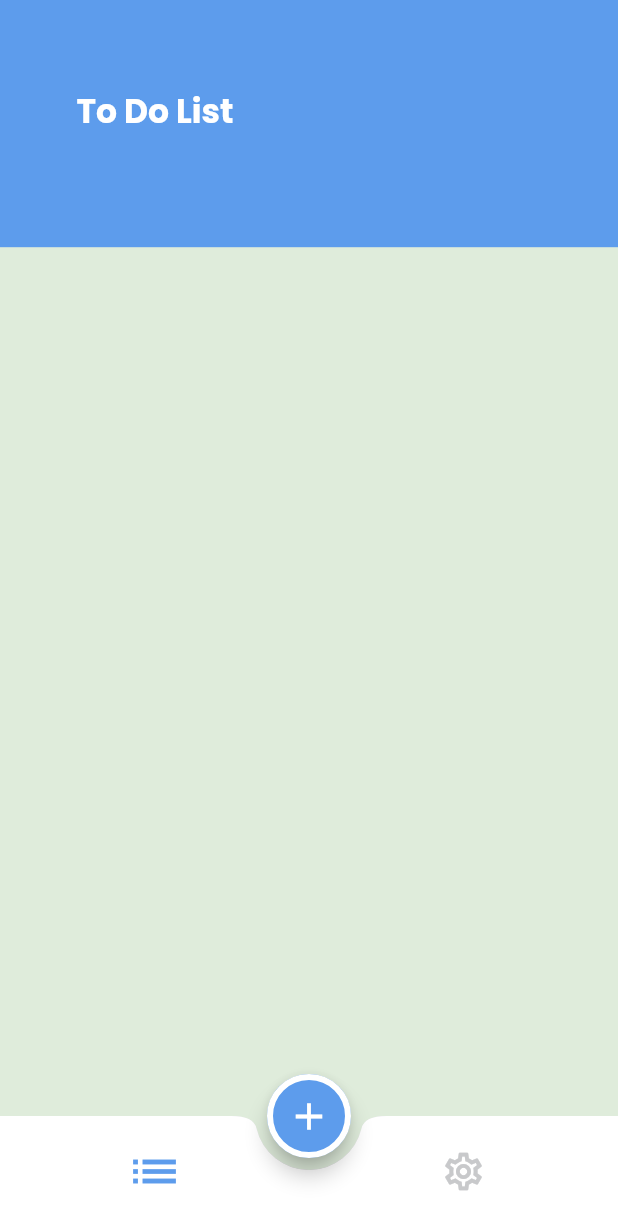
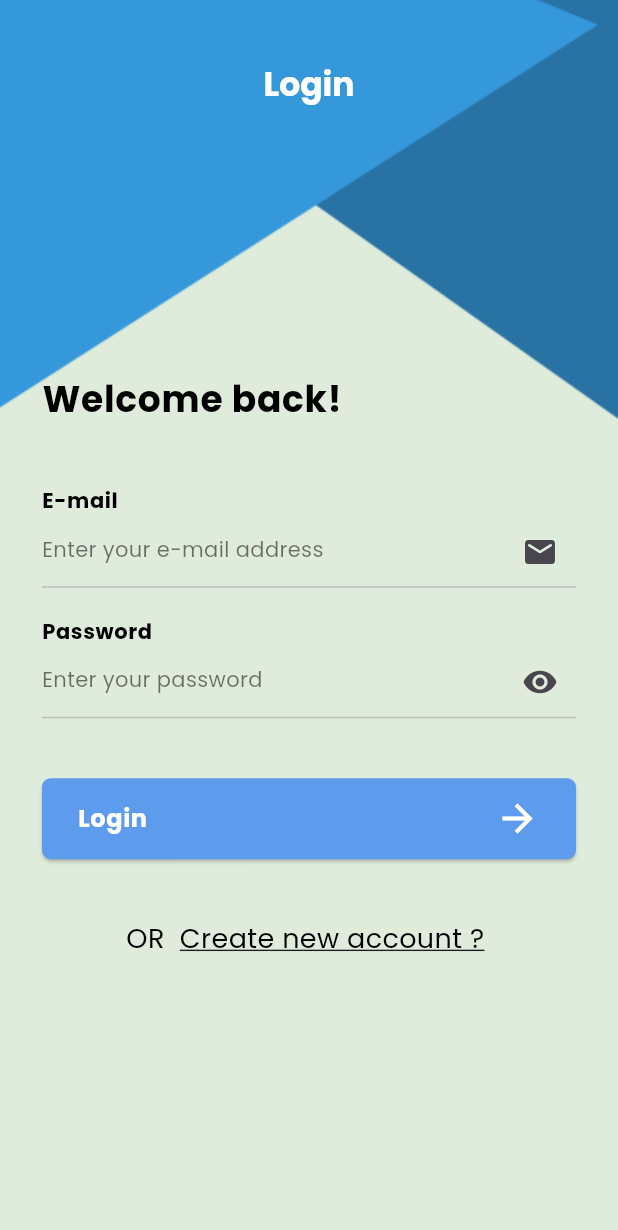
Before and after one commit to MaiBomadian/TODO-App, a Flutter app: the screen it shows after launch, on a phone screen of 412 x 824 dp. Shown: the top 1230 px of the screen. Run offline on Flutter 3.47's test engine with Material 3 defaults, Android fonts, the phone set to English and light mode, and no system bars; our stand-ins replace animated_custom_dropdown; generated files the repository leaves out were written again.

Commit message:
Finish Login screen Finish Registration

```diff
--- a/lib/config/constants/application_theme_manager.dart
+++ b/lib/core/config/constants/application_theme_manager.dart
@@ -3,6 +3,13 @@ import 'package:flutter/material.dart';
 class ApplicationThemeManager {
   static Color primaryColor = const Color(0xff5D9CEC);
   static ThemeData lightTheme = ThemeData(
+    appBarTheme: const AppBarTheme(
+      backgroundColor: Colors.transparent,
+      elevation: 0,
+      iconTheme: IconThemeData(
+        color: Colors.white,
+      ),
+    ),
     primaryColor: primaryColor,
     floatingActionButtonTheme: FloatingActionButtonThemeData(
       backgroundColor: primaryColor,
@@ -69,6 +76,13 @@ class ApplicationThemeManager {
   static ThemeData darkTheme = ThemeData(
     primaryColor: primaryColor,
     scaffoldBackgroundColor: const Color(0xff060E1E),
+    appBarTheme: const AppBarTheme(
+      backgroundColor: Colors.transparent,
+      elevation: 0,
+      iconTheme: IconThemeData(
+        color: Color(0xff060E1E),
+      ),
+    ),
     floatingActionButtonTheme: FloatingActionButtonThemeData(
       backgroundColor: primaryColor,
       iconSize: 30,
--- /dev/null
+++ b/lib/core/widgets/text_form_field.dart
@@ -0,0 +1,139 @@
+import 'package:flutter/material.dart';
+import 'package:flutter/services.dart';
+import 'package:provider/provider.dart';
+
+import '../config/constants/settings_provider.dart';
+
+class CustomTextFormField extends StatefulWidget {
+  final TextEditingController? controller;
+  final bool? isPassword;
+  final String? hintText;
+  final bool? enabled;
+  final int? maxLines, minLines, maxLength;
+  final String? obscuringCharacter, initValue;
+  final String? Function(String?)? onValidate;
+  final void Function(String?)? onChanged, onFieldSubmitted, onSaved;
+  final void Function()? onEditingComplete, onTap;
+  final TextInputType? keyboardType;
+  final List<TextInputFormatter>? inputFormatters;
+  final Widget? suffixWidget, prefixIcon;
+  final IconData? icon;
+  final TextInputAction? action;
+  final FocusNode? focusNode;
+  final Color? hintColor;
+
+  const CustomTextFormField({
+    super.key,
+    this.controller,
+    this.isPassword,
+    this.hintText,
+    this.enabled,
+    this.obscuringCharacter,
+    this.initValue,
+    this.onValidate,
+    this.onChanged,
+    this.onFieldSubmitted,
+    this.onEditingComplete,
+    this.onSaved,
+    this.onTap,
+    this.maxLines,
+    this.minLines,
+    this.maxLength,
+    this.keyboardType,
+    this.inputFormatters,
+    this.suffixWidget,
+    this.icon,
+    this.prefixIcon,
+    this.action,
+    this.focusNode,
+    this.hintColor,
+  });
+
+  @override
+  State<CustomTextFormField> createState() => _CustomTextFormFieldState();
+}
+
+class _CustomTextFormFieldState extends State<CustomTextFormField> {
+  bool obscureText = true;
+
+  @override
+  Widget build(BuildContext context) {
+    var theme = Theme.of(context);
+    var vm = Provider.of<SettingsProvider>(context);
+
+    return TextFormField(
+      controller: widget.controller,
+      initialValue: widget.initValue,
+      validator: widget.onValidate,
+      onChanged: widget.onChanged,
+      onEditingComplete: widget.onEditingComplete,
+      onFieldSubmitted: widget.onFieldSubmitted,
+      onSaved: widget.onSaved,
+      onTap: widget.onTap,
+      maxLines: widget.maxLines,
+      minLines: widget.minLines,
+      maxLength: widget.maxLength,
+      obscureText: widget.isPassword ?? false ? obscureText : false,
+      obscuringCharacter: '*',
+      keyboardType: widget.keyboardType,
+      inputFormatters: widget.inputFormatters,
+      enabled: widget.enabled,
+      style: theme.textTheme.bodyMedium?.copyWith(fontWeight: FontWeight.w400),
+      autovalidateMode: AutovalidateMode.onUserInteraction,
+      textInputAction: widget.action ?? TextInputAction.done,
+      focusNode: widget.focusNode,
+      decoration: InputDecoration(
+        suffixIcon: widget.isPassword ?? false
+            ? InkWell(
+                onTap: () {
+                  setState(() {
+
+                    obscureText = !obscureText;
+                  });
+                },
+                child: Icon(
+                  obscureText ? Icons.visibility : Icons.visibility_off,
+                  // color: Colors.grey,
+                ),
+              )
+            : widget.suffixWidget,
+        prefixIcon: widget.prefixIcon,
+        hintText: widget.hintText,
+        hintStyle: TextStyle(fontSize: 14, color: widget.hintColor),
+        counterText: "",
+        border: const UnderlineInputBorder(),
+        // suffix: isPass widget.suffixWidget,
+        // contentPadding: const EdgeInsets.only(top: 5,left: 5, right: 5),
+        disabledBorder: UnderlineInputBorder(
+          borderSide: BorderSide(
+            color: Colors.grey.shade200,
+            width: 1,
+          ),
+        ),
+        focusedBorder: UnderlineInputBorder(
+          // borderRadius: BorderRadius.circular(10),
+          borderSide: BorderSide(
+            color: theme.primaryColor,
+            width: 2.5,
+          ),
+        ),
+        enabledBorder: UnderlineInputBorder(
+          borderSide: BorderSide(
+            color: Colors.grey.shade400,
+            width: 1,
+          ),
+        ),
+        errorStyle: const TextStyle(
+            color: Colors.deepOrangeAccent, fontWeight: FontWeight.w400),
+        errorMaxLines: 6,
+        errorBorder: const UnderlineInputBorder(
+          // borderRadius: BorderRadius.circular(10),
+          borderSide:  BorderSide(
+            color: Colors.deepOrangeAccent,
+            width: 1,
+          ),
+        ),
+      ),
+    );
+  }
+}
--- a/lib/features/layout_view.dart
+++ b/lib/features/layout_view.dart
@@ -1,6 +1,6 @@
 import 'package:flutter/material.dart';
 import 'package:provider/provider.dart';
-import 'package:todo_app/config/constants/settings_provider.dart';
+import 'package:todo_app/core/config/constants/settings_provider.dart';
 
 class LayoutView extends StatelessWidget {
   const LayoutView({Key? key}) : super(key: key);
--- /dev/null
+++ b/lib/features/login/pages/login_view.dart
@@ -0,0 +1,162 @@
+import 'package:flutter/material.dart';
+import 'package:provider/provider.dart';
+import 'package:todo_app/features/register/register_view.dart';
+
+import '../../../core/config/constants/settings_provider.dart';
+import '../../../core/widgets/text_form_field.dart';
+
+class LoginView extends StatelessWidget {
+  LoginView({Key? key}) : super(key: key);
+  static const String routeName = 'LoginScreen';
+
+  var formKey = GlobalKey<FormState>();
+  var emailController = TextEditingController();
+  var passwordController = TextEditingController();
+
+  @override
+  Widget build(BuildContext context) {
+    var mediaQuery = MediaQuery.of(context).size;
+    var theme = Theme.of(context);
+    var vm = Provider.of<SettingsProvider>(context);
+    return Container(
+      padding: const EdgeInsets.only(top: 28),
+      decoration: BoxDecoration(
+        color: vm.isDark() ? const Color(0xff060E1E) : const Color(0xffDFECDB),
+        image: const DecorationImage(
+          image: AssetImage(
+            'assets/images/login_background.png',
+          ),
+          fit: BoxFit.cover,
+        ),
+      ),
+      child: Scaffold(
+        backgroundColor: Colors.transparent,
+        appBar: AppBar(
+          title: Text(
+            'Login',
+            style: theme.textTheme.titleLarge,
+          ),
+          centerTitle: true,
+        ),
+        body: SingleChildScrollView(
+          child: Padding(
+            padding: const EdgeInsets.symmetric(horizontal: 28.0),
+            child: Form(
+              key: formKey,
+              child: Column(
+                crossAxisAlignment: CrossAxisAlignment.start,
+                children: [
+                  SizedBox(
+                    height: mediaQuery.height * .2,
+                  ),
+                  Text(
+                    'Welcome back!',
+                    style: theme.textTheme.bodyLarge?.copyWith(
+                      fontWeight: FontWeight.bold,
+                      fontSize: 24,
+                    ),
+                  ),
+                  const SizedBox(
+                    height: 40,
+                  ),
+                  Text(
+                    'E-mail',
+                    style: theme.textTheme.bodySmall,
+                  ),
+                  CustomTextFormField(
+                    controller: emailController,
+                    onValidate: (value) {
+                      if (value == null || value.trim().isEmpty) {
+                        return "you must enter your e-mail address";
+                      }
+
+                      return null;
+                    },
+                    hintText: 'Enter your e-mail address',
+                    hintColor: vm.isDark()? Colors.grey.shade600 : Colors.black54,
+                    keyboardType: TextInputType.emailAddress,
+                    suffixWidget: const Icon(Icons.email_rounded),
+                  ),
+                  const SizedBox(
+                    height: 20,
+                  ),
+                  Text(
+                    'Password',
+                    style: theme.textTheme.bodySmall,
+                  ),
+                  CustomTextFormField(
+
+                    controller: passwordController,
+                    onValidate: (value) {
+                      if (value == null || value.trim().isEmpty) {
+                        return "you must enter your password !";
+                      }
+
+                      return null;
+                    },
+                    hintText: 'Enter your password',
+                    hintColor: vm.isDark()? Colors.grey.shade600 : Colors.black54,
+                    keyboardType: TextInputType.visiblePassword,
+                    maxLines: 1,
+                    isPassword: true,
+                  ),
+                  const SizedBox(
+                    height: 40,
+                  ),
+                  ElevatedButton(
+                    onPressed: () {
+                      if (formKey.currentState!.validate()) {}
+                    },
+                    style: ElevatedButton.styleFrom(
+                        padding: const EdgeInsets.symmetric(
+                            vertical: 12, horizontal: 24),
+                        backgroundColor: theme.primaryColor,
+                        shape: RoundedRectangleBorder(
+                          borderRadius: BorderRadius.circular(6),
+                        )),
+                    child: Row(
+                      mainAxisAlignment: MainAxisAlignment.spaceBetween,
+                      children: [
+                        Text(
+                          'Login',
+                          style: theme.textTheme.bodySmall?.copyWith(
+                            color: Colors.white,
+                            fontSize: 16,
+                          ),
+                        ),
+                        const Icon(
+                          Icons.arrow_forward_outlined,
+                          color: Colors.white,
+                          size: 30,
+                        ),
+                      ],
+                    ),
+                  ),
+                  const SizedBox(
+                    height: 40,
+                  ),
+                  Row(
+                    mainAxisAlignment: MainAxisAlignment.center,
+                    children: [
+                      const Text('OR  '),
+                      InkWell(
+                        onTap: () {
+                          Navigator.pushNamed(context, RegisterView.routeName);
+                        },
+                        child: const Text(
+                          'Create new account ? ',
+                          style:
+                              TextStyle(decoration: TextDecoration.underline),
+                        ),
+                      ),
+                    ],
+                  )
+                ],
+              ),
+            ),
+          ),
+        ),
+      ),
+    );
+  }
+}
--- a/lib/features/settings/pages/settings_view.dart
+++ b/lib/features/settings/pages/settings_view.dart
@@ -2,7 +2,7 @@ import 'package:animated_custom_dropdown/custom_dropdown.dart';
 import 'package:flutter/material.dart';
 import 'package:provider/provider.dart';
 
-import '../../../config/constants/settings_provider.dart';
+import '../../../core/config/constants/settings_provider.dart';
 import 'package:flutter_gen/gen_l10n/app_localizations.dart';
 
 class SettingsView extends StatelessWidget {
--- a/lib/features/splash/pages/splash_view.dart
+++ b/lib/features/splash/pages/splash_view.dart
@@ -2,8 +2,10 @@ import 'dart:async';
 
 import 'package:flutter/material.dart';
 import 'package:provider/provider.dart';
-import 'package:todo_app/config/constants/settings_provider.dart';
+import 'package:todo_app/core/config/constants/settings_provider.dart';
 import 'package:todo_app/features/layout_view.dart';
+
+import '../../login/pages/login_view.dart';
 
 class SplashView extends StatefulWidget {
   const SplashView({Key? key}) : super(key: key);
@@ -17,7 +19,7 @@ class _SplashViewState extends State<SplashView> {
   @override
   void initState() {
     Timer(const Duration(seconds: 2), () {
-      Navigator.pushReplacementNamed(context, LayoutView.routeName);
+      Navigator.pushReplacementNamed(context, LoginView.routeName);
     });
     super.initState();
   }
--- a/lib/features/tasks/pages/tasks_view.dart
+++ b/lib/features/tasks/pages/tasks_view.dart
@@ -1,6 +1,6 @@
 import 'package:flutter/material.dart';
 import 'package:provider/provider.dart';
-import 'package:todo_app/config/constants/settings_provider.dart';
+import 'package:todo_app/core/config/constants/settings_provider.dart';
 import 'package:flutter_gen/gen_l10n/app_localizations.dart';
 
 
--- a/lib/main.dart
+++ b/lib/main.dart
@@ -1,8 +1,10 @@
 import 'package:flutter/material.dart';
 import 'package:provider/provider.dart';
-import 'package:todo_app/config/constants/application_theme_manager.dart';
-import 'package:todo_app/config/constants/settings_provider.dart';
+import 'package:todo_app/core/config/constants/application_theme_manager.dart';
+import 'package:todo_app/core/config/constants/settings_provider.dart';
 import 'package:todo_app/features/layout_view.dart';
+import 'package:todo_app/features/login/pages/login_view.dart';
+import 'package:todo_app/features/register/register_view.dart';
 import 'package:todo_app/features/splash/pages/splash_view.dart';
 import 'package:flutter_localizations/flutter_localizations.dart';
 import 'package:flutter_gen/gen_l10n/app_localizations.dart';
@@ -34,6 +36,9 @@ class TodoApp extends StatelessWidget {
       routes: {
         SplashView.routeName: (context) => const SplashView(),
         LayoutView.routeName: (context) => const LayoutView(),
+        LoginView.routeName:(context)=>  LoginView(),
+        RegisterView.routeName:(context)=>  RegisterView(),
+
       },
     );
   }
```
Also changed, not shown: lib/features/register/register_view.dart (added, +191 -0 lines), assets/images/login_background.png (added), lib/core/config/constants/settings_provider.dart (renamed from lib/config/constants/settings_provider.dart).
